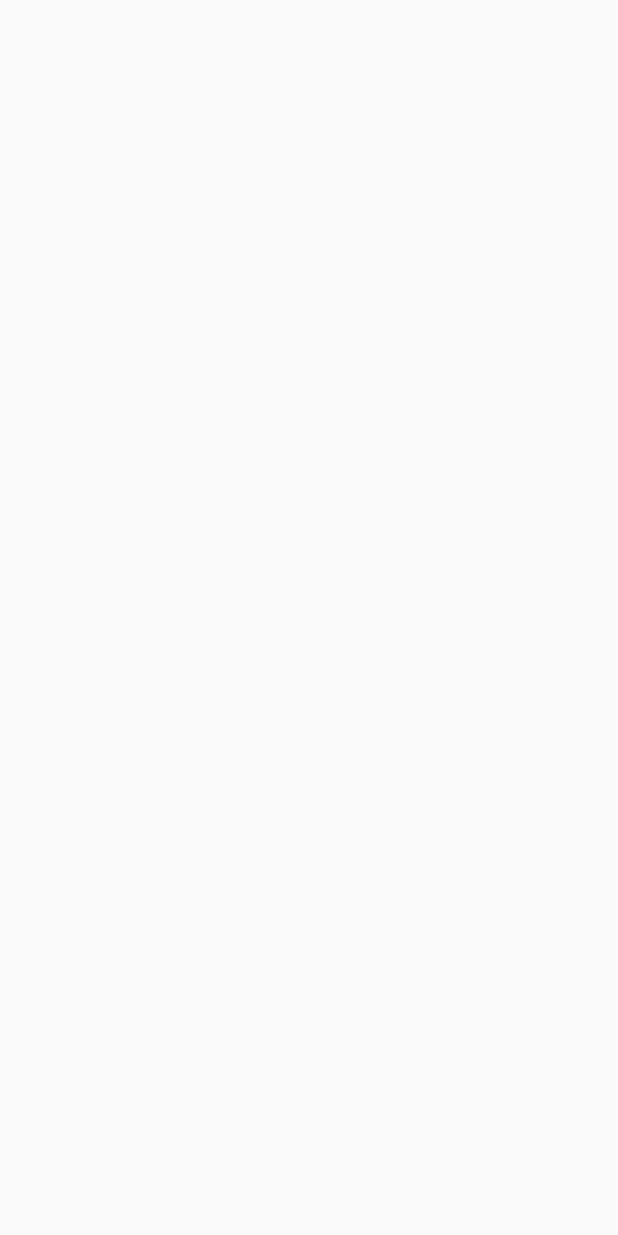
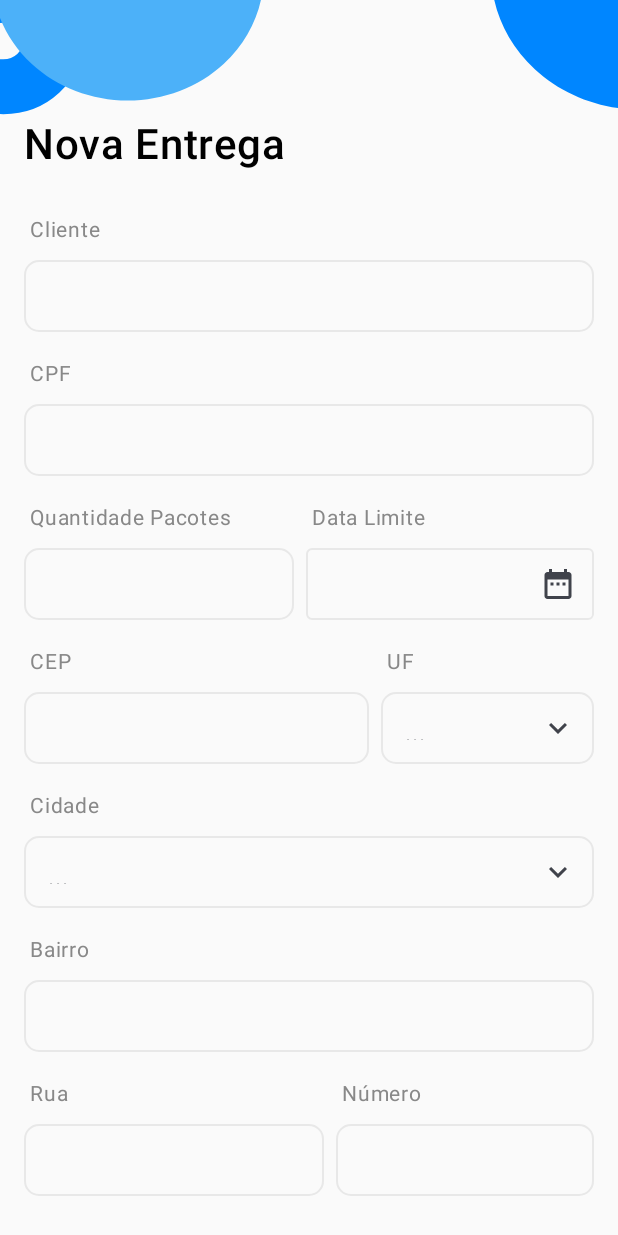
Before and after one commit to WanderleiSantos/DesafioDesenvolvedorMobile_AppEntregas, an Android app built with Jetpack Compose: the screen it shows after launch (MainActivity), on a phone screen of 412 x 824 dp. Before the commit the screen is empty. Run offline under Robolectric (Android 15) with nearby library versions, the phone set to English and light mode, and no system bars; our stand-ins replace Dagger/Hilt's generated code, Room's generated code.

Commit message:
feat: Cria layout da tela de cadastro de entregas

```diff
--- a/app/src/main/java/com/luizalabs/labsentregas/MainActivity.kt
+++ b/app/src/main/java/com/luizalabs/labsentregas/MainActivity.kt
@@ -4,6 +4,7 @@ import android.os.Bundle
 import androidx.activity.ComponentActivity
 import androidx.activity.compose.setContent
 import androidx.activity.enableEdgeToEdge
+import com.luizalabs.labsentregas.ui.newdelivery.NewDeliveryScreen
 import com.luizalabs.labsentregas.ui.theme.LabsEntregasTheme
 import dagger.hilt.android.AndroidEntryPoint
 
@@ -14,7 +15,7 @@ class MainActivity : ComponentActivity() {
         enableEdgeToEdge()
         setContent {
             LabsEntregasTheme {
-
+                NewDeliveryScreen()
             }
         }
     }
--- /dev/null
+++ b/app/src/main/java/com/luizalabs/labsentregas/ui/newdelivery/NewDeliveryScreen.kt
@@ -0,0 +1,240 @@
+package com.luizalabs.labsentregas.ui.newdelivery
+
+import androidx.compose.animation.AnimatedContent
+import androidx.compose.animation.core.tween
+import androidx.compose.animation.fadeIn
+import androidx.compose.animation.fadeOut
+import androidx.compose.animation.scaleIn
+import androidx.compose.animation.scaleOut
+import androidx.compose.animation.togetherWith
+import androidx.compose.foundation.Image
+import androidx.compose.foundation.layout.Arrangement
+import androidx.compose.foundation.layout.Box
+import androidx.compose.foundation.layout.Column
+import androidx.compose.foundation.layout.Row
+import androidx.compose.foundation.layout.Spacer
+import androidx.compose.foundation.layout.fillMaxSize
+import androidx.compose.foundation.layout.fillMaxWidth
+import androidx.compose.foundation.layout.height
+import androidx.compose.foundation.layout.padding
+import androidx.compose.foundation.layout.size
+import androidx.compose.foundation.layout.width
+import androidx.compose.foundation.rememberScrollState
+import androidx.compose.foundation.verticalScroll
+import androidx.compose.material3.Button
+import androidx.compose.material3.ButtonDefaults
+import androidx.compose.material3.CircularProgressIndicator
+import androidx.compose.material3.Text
+import androidx.compose.runtime.Composable
+import androidx.compose.runtime.getValue
+import androidx.compose.runtime.mutableStateOf
+import androidx.compose.runtime.remember
+import androidx.compose.runtime.setValue
+import androidx.compose.ui.Alignment
+import androidx.compose.ui.Modifier
+import androidx.compose.ui.graphics.Color
+import androidx.compose.ui.layout.ContentScale
+import androidx.compose.ui.res.painterResource
+import androidx.compose.ui.res.stringResource
+import androidx.compose.ui.text.font.FontWeight
+import androidx.compose.ui.unit.dp
+import androidx.compose.ui.unit.sp
+import androidx.hilt.navigation.compose.hiltViewModel
+import com.luizalabs.labsentregas.R
+import com.luizalabs.labsentregas.ui.components.DatePickerTextField
+import com.luizalabs.labsentregas.ui.components.DeliveryDropdownField
+import com.luizalabs.labsentregas.ui.components.DeliveryTextField
+import com.luizalabs.labsentregas.ui.theme.CornflowerBlue
+import com.luizalabs.labsentregas.util.BrazilStates
+
+@Composable
+fun NewDeliveryScreen(
+    viewModel: NewDeliveryViewModel = hiltViewModel()
+) {
+    var selectedOption by remember { mutableStateOf("") }
+    var selectedDate by remember { mutableStateOf("") }
+    val loading = remember { mutableStateOf(false) }
+
+    Box(
+        modifier = Modifier.fillMaxSize()
+    ) {
+        Image(
+            painter = painterResource(id = R.drawable.ic_bg),
+            contentDescription = null,
+            modifier = Modifier.fillMaxSize(),
+            contentScale = ContentScale.FillBounds
+        )
+
+        Column(
+            modifier = Modifier
+                .fillMaxSize()
+                .padding(16.dp)
+                .verticalScroll(rememberScrollState()),
+            horizontalAlignment = Alignment.CenterHorizontally
+        ) {
+            Text(
+                text = stringResource(R.string.nova_entrega),
+                fontSize = 28.sp,
+                fontWeight = FontWeight.SemiBold,
+                modifier = Modifier
+                    .fillMaxWidth()
+                    .padding(top = 64.dp)
+            )
+            Spacer(modifier = Modifier.size(20.dp))
+            DeliveryTextField(
+                value = "",
+                onValueChange = {},
+                label = {
+                    Text(text = stringResource(R.string.cliente), color = Color.Gray, fontSize = 14.sp)
+                },
+                modifier = Modifier
+                    .fillMaxWidth()
+                    .height(48.dp)
+            )
+            DeliveryTextField(
+                value = "",
+                onValueChange = {},
+                label = {
+                    Text(text = stringResource(R.string.cpf), color = Color.Gray, fontSize = 14.sp)
+                },
+                modifier = Modifier
+                    .fillMaxWidth()
+                    .height(48.dp)
+            )
+            Row(
+                modifier = Modifier
+                    .fillMaxWidth(),
+                horizontalArrangement = Arrangement.SpaceBetween
+            ) {
+                DeliveryTextField(
+                    value = "",
+                    onValueChange = {},
+                    label = {
+                        Text(text = stringResource(R.string.quantidade_pacotes), color = Color.Gray, fontSize = 14.sp)
+                    },
+                    modifier = Modifier
+                        .width(180.dp)
+                        .height(48.dp)
+                )
+                Spacer(modifier = Modifier.width(8.dp))
+                DatePickerTextField(
+                    label = {
+                        Text(text = stringResource(R.string.data_limite), color = Color.Gray, fontSize = 14.sp)
+                    },
+                    selectedDate = selectedDate,
+                    onDateChange = { selectedDate = it }
+                )
+            }
+            Row(
+                modifier = Modifier
+                    .fillMaxWidth(),
+                horizontalArrangement = Arrangement.SpaceBetween
+            ) {
+                DeliveryTextField(
+                    value = "",
+                    onValueChange = {},
+                    label = {
+                        Text(text = stringResource(R.string.cep), color = Color.Gray, fontSize = 14.sp)
+                    },
+                    modifier = Modifier
+                        .width(230.dp)
+                        .height(48.dp)
+                )
+                Spacer(modifier = Modifier.width(8.dp))
+                DeliveryDropdownField(
+                    selectedValue = selectedOption,
+                    onValueChange = { selectedOption = it },
+                    label = { Text(text = stringResource(R.string.uf), color = Color.Gray, fontSize = 14.sp) },
+                    options = BrazilStates.states,
+                    placeholder = { Text("...") },
+                )
+            }
+            DeliveryDropdownField(
+                selectedValue = selectedOption,
+                onValueChange = { selectedOption = it },
+                label = { Text(text = stringResource(R.string.cidade), color = Color.Gray, fontSize = 14.sp) },
+                options = listOf(""),
+                placeholder = { Text("...") },
+            )
+            DeliveryTextField(
+                value = "",
+                onValueChange = {},
+                label = {
+                    Text(text = stringResource(R.string.bairro), color = Color.Gray, fontSize = 14.sp)
+                },
+                modifier = Modifier
+                    .fillMaxWidth()
+                    .height(48.dp)
+            )
+            Row(
+                modifier = Modifier
+                    .fillMaxWidth(),
+                horizontalArrangement = Arrangement.SpaceBetween
+            ) {
+                DeliveryTextField(
+                    value = "",
+                    onValueChange = {},
+                    label = {
+                        Text(text = stringResource(R.string.rua), color = Color.Gray, fontSize = 14.sp)
+                    },
+                    modifier = Modifier
+                        .width(200.dp)
+                        .height(48.dp)
+                )
+                Spacer(modifier = Modifier.width(8.dp))
+                DeliveryTextField(
+                    value = "",
+                    onValueChange = {},
+                    label = {
+                        Text(text = stringResource(R.string.n_mero), color = Color.Gray, fontSize = 14.sp)
+                    },
+                    modifier = Modifier.height(48.dp)
+                )
+            }
+            DeliveryTextField(
+                value = "",
+                onValueChange = {},
+                label = {
+                    Text(text = stringResource(R.string.complemento), color = Color.Gray, fontSize = 14.sp)
+                },
+                modifier = Modifier
+                    .fillMaxWidth()
+                    .height(48.dp)
+            )
+            Spacer(modifier = Modifier.size(16.dp))
+            Button(
+                onClick = {},
+                modifier = Modifier
+                    .height(48.dp)
+                    .fillMaxWidth()
+                    ,
+                colors = ButtonDefaults.buttonColors(containerColor = CornflowerBlue)
+            ) {
+                Box {
+                    AnimatedContent(targetState = loading.value,
+                        transitionSpec = {
+                            fadeIn(animationSpec = tween(300)) + scaleIn(initialScale = 0.8f) togetherWith
+                                    fadeOut(animationSpec = tween(300)) + scaleOut(targetScale = 0.8f)
+                        }
+                    ) { target ->
+                        if (target) {
+                            CircularProgressIndicator(
+                                color = Color.White,
+                                modifier = Modifier
+                                    .padding(horizontal = 32.dp)
+                                    .size(24.dp)
+                            )
+                        } else {
+                            Text(
+                                text = "Cadastrar Entrega",
+                                color = Color.White,
+                                fontSize = 16.sp,
+                                modifier = Modifier.padding(horizontal = 32.dp)
+                            )
+                        }
+                    }
+                }
+            }
+        }
+    }
+}
--- /dev/null
+++ b/app/src/main/java/com/luizalabs/labsentregas/ui/newdelivery/NewDeliveryViewModel.kt
@@ -0,0 +1,12 @@
+package com.luizalabs.labsentregas.ui.newdelivery
+
+import androidx.lifecycle.ViewModel
+import com.luizalabs.labsentregas.core.data.local.DeliveryDataBase
+import dagger.hilt.android.lifecycle.HiltViewModel
+import javax.inject.Inject
+
+@HiltViewModel
+class NewDeliveryViewModel @Inject constructor(
+    private val deliveryDataBase: DeliveryDataBase
+): ViewModel() {
+}
--- /dev/null
+++ b/app/src/main/java/com/luizalabs/labsentregas/util/BrazilStates.kt
@@ -0,0 +1,33 @@
+package com.luizalabs.labsentregas.util
+
+object BrazilStates {
+    val states = listOf(
+        "AC", // Acre
+        "AL", // Alagoas
+        "AP", // Amapá
+        "AM", // Amazonas
+        "BA", // Bahia
+        "CE", // Ceará
+        "DF", // Distrito Federal
+        "ES", // Espírito Santo
+        "GO", // Goiás
+        "MA", // Maranhão
+        "MT", // Mato Grosso
+        "MS", // Mato Grosso do Sul
+        "MG", // Minas Gerais
+        "PA", // Pará
+        "PB", // Paraíba
+        "PR", // Paraná
+        "PE", // Pernambuco
+        "PI", // Piauí
+        "RJ", // Rio de Janeiro
+        "RN", // Rio Grande do Norte
+        "RS", // Rio Grande do Sul
+        "RO", // Rondônia
+        "RR", // Roraima
+        "SC", // Santa Catarina
+        "SP", // São Paulo
+        "SE", // Sergipe
+        "TO"  // Tocantins
+    )
+}
--- /dev/null
+++ b/app/src/main/res/drawable/ic_bg.xml
@@ -0,0 +1,21 @@
+<vector xmlns:android="http://schemas.android.com/apk/res/android"
+    android:width="375dp"
+    android:height="812dp"
+    android:viewportWidth="375"
+    android:viewportHeight="812">
+    <group>
+        <clip-path
+            android:pathData="M0,0h375v812h-375z"/>
+        <path
+            android:pathData="M2,27m-30,0a30,30 0,1 1,60 0a30,30 0,1 1,-60 0"
+            android:strokeWidth="36"
+            android:fillColor="#00000000"
+            android:strokeColor="#0086FF"/>
+        <path
+            android:pathData="M77.5,-16.5m-82.5,0a82.5,82.5 0,1 1,165 0a82.5,82.5 0,1 1,-165 0"
+            android:fillColor="#4CB1F9"/>
+        <path
+            android:pathData="M388.5,-18.5m-90.5,0a90.5,90.5 0,1 1,181 0a90.5,90.5 0,1 1,-181 0"
+            android:fillColor="#0086FF"/>
+    </group>
+</vector>
--- a/app/src/main/res/values/strings.xml
+++ b/app/src/main/res/values/strings.xml
@@ -1,3 +1,15 @@
 <resources>
     <string name="app_name">Labs Entregas</string>
+    <string name="nova_entrega">Nova Entrega</string>
+    <string name="cliente">Cliente</string>
+    <string name="cpf">CPF</string>
+    <string name="quantidade_pacotes">Quantidade Pacotes</string>
+    <string name="data_limite">Data Limite</string>
+    <string name="cep">CEP</string>
+    <string name="uf">UF</string>
+    <string name="cidade">Cidade</string>
+    <string name="bairro">Bairro</string>
+    <string name="rua">Rua</string>
+    <string name="n_mero">Número</string>
+    <string name="complemento">Complemento</string>
 </resources>
```
Also changed, not shown: 1 other file.
